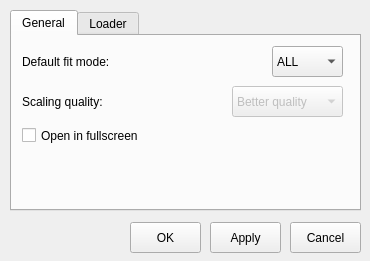
First picture: the form in settingsdialog.ui, repository do-i/thumbgrid, before the edit.
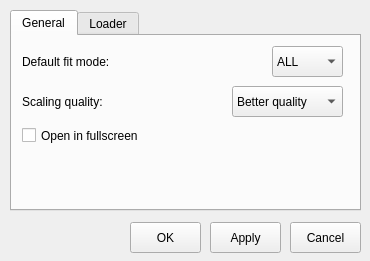
Second picture: the form after the edit.

The edit to the form file:
```diff
--- a/settingsdialog.ui
+++ b/settingsdialog.ui
@@ -126,7 +126,7 @@
     </widget>
     <widget class="QComboBox" name="scalingQualityComboBox">
      <property name="enabled">
-      <bool>false</bool>
+      <bool>true</bool>
      </property>
      <property name="geometry">
       <rect>
```
